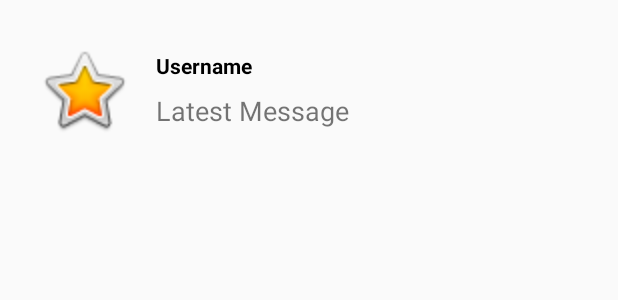
After one commit to Kjoon97/KotlinMessenger, an Android app: the layout latest_message_row.xml on its own in the app's theme, with its tools: preview values and no code run, on a phone screen of 412 x 824 dp. The commit adds this screen. Shown: the top 300 px of the screen. Run offline under Robolectric (Android 15) with nearby library versions, the phone set to English and light mode, and no system bars.

Commit message:
채팅 목록 구현

```diff
--- /dev/null
+++ b/app/src/main/res/layout/latest_message_row.xml
@@ -0,0 +1,47 @@
+<?xml version="1.0" encoding="utf-8"?>
+<androidx.constraintlayout.widget.ConstraintLayout xmlns:android="http://schemas.android.com/apk/res/android"
+    xmlns:app="http://schemas.android.com/apk/res-auto"
+    xmlns:tools="http://schemas.android.com/tools"
+    android:layout_width="match_parent"
+    android:layout_height="120dp">
+
+    <ImageView
+        android:id="@+id/imageview_latest_message"
+        android:layout_width="64dp"
+        android:layout_height="64dp"
+        android:layout_marginStart="24dp"
+        android:layout_marginTop="8dp"
+        android:layout_marginBottom="8dp"
+        app:layout_constraintBottom_toBottomOf="parent"
+        app:layout_constraintStart_toStartOf="parent"
+        app:layout_constraintTop_toTopOf="parent"
+        app:srcCompat="@android:drawable/btn_star_big_on" />
+
+    <TextView
+        android:id="@+id/username_textview_latest_message"
+        android:layout_width="wrap_content"
+        android:layout_height="wrap_content"
+        android:layout_marginStart="16dp"
+        android:text="Username"
+        android:textColor="@color/black"
+        android:textStyle="bold"
+        app:layout_constraintBottom_toTopOf="@+id/message_textview_latest_message"
+        app:layout_constraintStart_toEndOf="@+id/imageview_latest_message"
+        app:layout_constraintTop_toTopOf="parent"
+        app:layout_constraintVertical_chainStyle="packed" />
+
+    <TextView
+        android:id="@+id/message_textview_latest_message"
+        android:layout_width="0dp"
+        android:layout_height="wrap_content"
+        android:layout_marginStart="16dp"
+        android:layout_marginTop="8dp"
+        android:layout_marginEnd="8dp"
+        android:text="Latest Message"
+        android:textSize="18sp"
+        app:layout_constraintBottom_toBottomOf="parent"
+        app:layout_constraintEnd_toEndOf="parent"
+        app:layout_constraintHorizontal_bias="1.0"
+        app:layout_constraintStart_toEndOf="@+id/imageview_latest_message"
+        app:layout_constraintTop_toBottomOf="@+id/username_textview_latest_message" />
+</androidx.constraintlayout.widget.ConstraintLayout>
```
Also changed, not shown: app/src/main/java/com/example/kotlinmessenger/messages/ChatLogActivity.kt (+8 -2 lines), app/src/main/java/com/example/kotlinmessenger/messages/LatestMessagesActivity.kt (+65 -5 lines).
